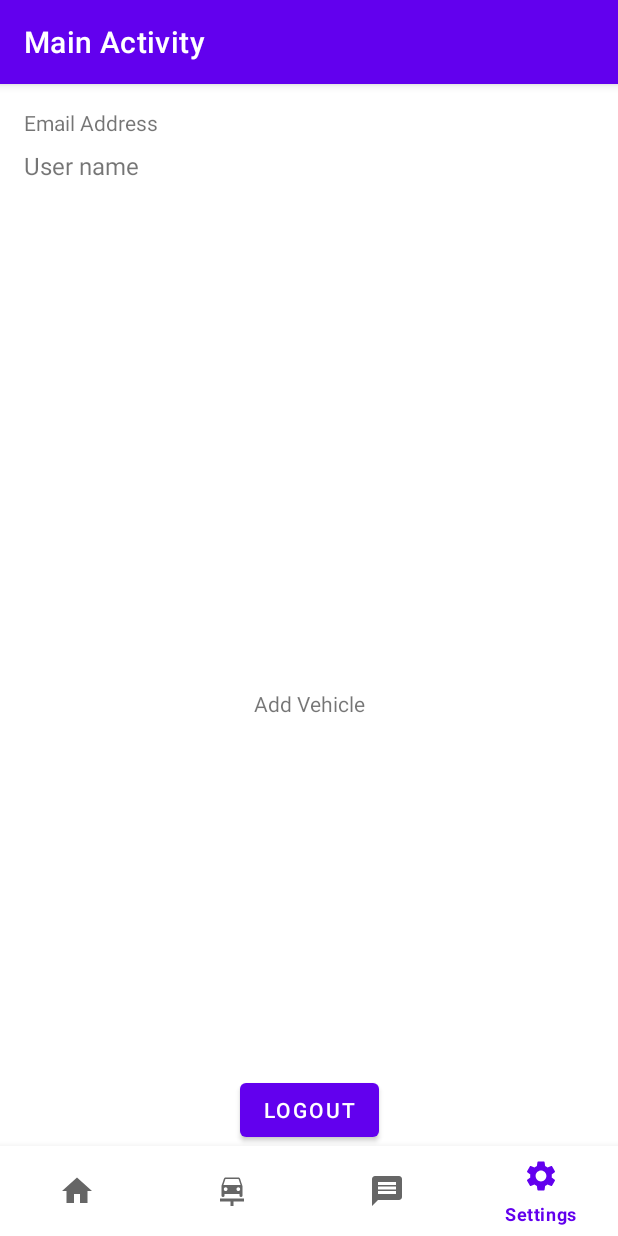
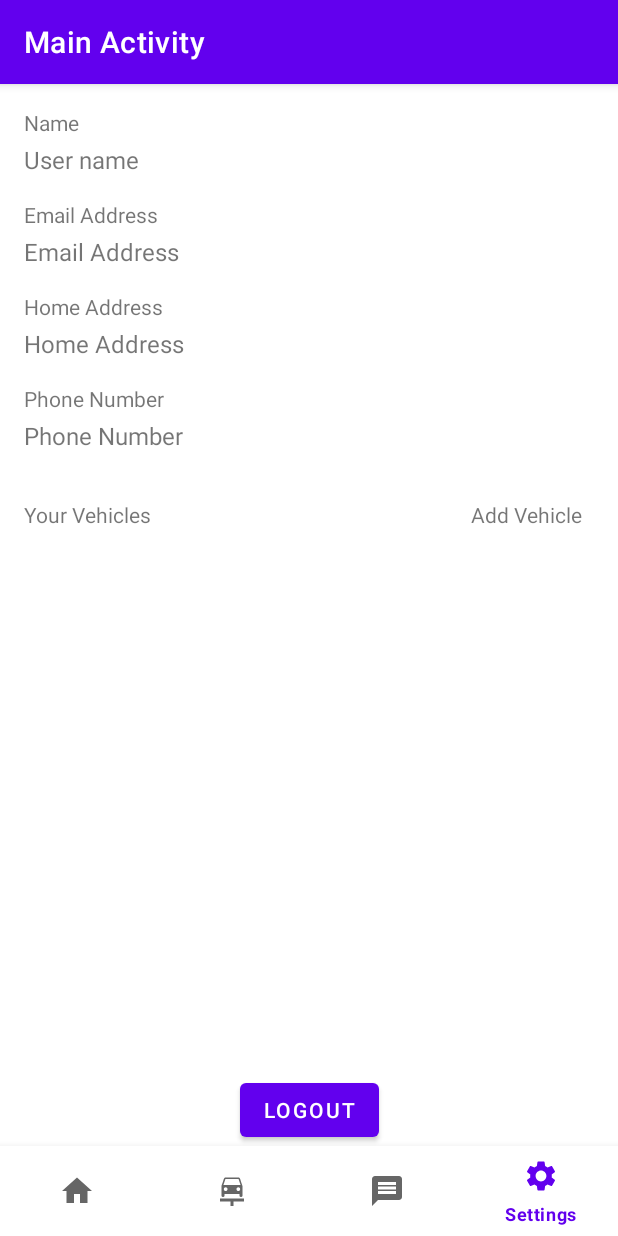
Before and after one commit to marifoglu/On-Road-Vehicle-Breakdown-Help-Assistant, an Android app: the screen it shows after launch once a user with an empty profile is signed in (MainActivity), item 4 of the bottom bar chosen, on a phone screen of 412 x 824 dp. Run offline under Robolectric (Android 15) with nearby library versions, the phone set to English and light mode, and no system bars; our stand-ins replace Firebase (no records; nobody signed in at launch, a user with empty details on screens opened directly).

Commit message:
Recycler view added for vehicle list

```diff
--- a/app/src/main/java/com/darth/on_road_vehicle_breakdown_help/view/MainActivity.kt
+++ b/app/src/main/java/com/darth/on_road_vehicle_breakdown_help/view/MainActivity.kt
@@ -59,7 +59,7 @@ class MainActivity : AppCompatActivity() {
     }
 
     private fun setCurrentFragment(fragment: Fragment) {
-        if (isFragmentChangeAllowed()) {
+        if (!isFinishing && isFragmentChangeAllowed()) {
             supportFragmentManager.beginTransaction().apply {
                 replace(R.id.frameLayoutID, fragment)
                 commit()
--- a/app/src/main/java/com/darth/on_road_vehicle_breakdown_help/view/SettingsFragment.kt
+++ b/app/src/main/java/com/darth/on_road_vehicle_breakdown_help/view/SettingsFragment.kt
@@ -8,11 +8,16 @@ import android.view.LayoutInflater
 import android.view.View
 import android.view.ViewGroup
 import android.widget.Button
-import androidx.fragment.app.FragmentManager
+import android.widget.Toast
+import androidx.recyclerview.widget.LinearLayoutManager
 import com.darth.on_road_vehicle_breakdown_help.R
 import com.darth.on_road_vehicle_breakdown_help.databinding.FragmentSettingsBinding
+import com.darth.on_road_vehicle_breakdown_help.view.adapter.VehicleAdapter
 import com.darth.on_road_vehicle_breakdown_help.view.login.LandingPage
+import com.darth.on_road_vehicle_breakdown_help.view.model.Vehicle
 import com.google.firebase.auth.FirebaseAuth
+import com.google.firebase.firestore.FirebaseFirestore
+import com.google.firebase.storage.FirebaseStorage
 
 
 class SettingsFragment : Fragment() {
@@ -20,11 +25,15 @@ class SettingsFragment : Fragment() {
     private var _binding: FragmentSettingsBinding? = null
     private val binding get() = _binding!!
     private lateinit var auth: FirebaseAuth
+    private lateinit var db: FirebaseFirestore
+    private lateinit var vehicleArrayList : ArrayList<Vehicle>
+    private lateinit var vehicleAdapter : VehicleAdapter
 
     override fun onCreate(savedInstanceState: Bundle?) {
         super.onCreate(savedInstanceState)
 
         auth = FirebaseAuth.getInstance()
+        db = FirebaseFirestore.getInstance()
 
     }
 
@@ -35,8 +44,12 @@ class SettingsFragment : Fragment() {
         // Inflate the layout for this fragment
         _binding = FragmentSettingsBinding.inflate(inflater, container, false)
 
+        vehicleArrayList = ArrayList()
+        vehicleAdapter = VehicleAdapter(vehicleArrayList)
+        binding.vehicleRecyclerView.layoutManager = LinearLayoutManager(requireContext())
+        binding.vehicleRecyclerView.adapter = vehicleAdapter
 
-
+        getVehicles()
 
         binding.addVehicleText.setOnClickListener {
             val dialog = VehicleRegistrationFragment()
@@ -64,6 +77,35 @@ class SettingsFragment : Fragment() {
 
         return binding.root
     }
+
+    private fun getVehicles(){
+        db.collection("Vehicles").addSnapshotListener { value, error ->
+
+            if (error != null){
+                Toast.makeText(requireContext(), error.localizedMessage, Toast.LENGTH_SHORT).show()
+            }else{
+                if (value != null){
+                    if (!value.isEmpty){
+
+                        val documents = value.documents
+
+                        for (document in documents){
+
+                            //casting
+                            val vehicleManufacturer = document.get("vehicleManufacturer") as String
+                            val vehicleModel = document.get("vehicleModel") as String
+                            val vehicleYear = document.get("vehicleYear") as String
+
+                            val vehicle = Vehicle(vehicleManufacturer,vehicleModel,vehicleYear)
+                            vehicleArrayList.add(vehicle)
+                        }
+                        vehicleAdapter.notifyDataSetChanged()
+                    }
+                }
+            }
+
+        }
+    }
     private fun logout(view: View) {
         FirebaseAuth.getInstance().signOut()
         startActivity(Intent(requireContext(), LandingPage::class.java))
--- /dev/null
+++ b/app/src/main/java/com/darth/on_road_vehicle_breakdown_help/view/model/Vehicle.kt
@@ -0,0 +1,3 @@
+package com.darth.on_road_vehicle_breakdown_help.view.model
+
+data class Vehicle(val vehicleManufacturer: String, val vehicleModel : String, val vehicleYear : String)
--- a/app/src/main/res/layout/fragment_settings.xml
+++ b/app/src/main/res/layout/fragment_settings.xml
@@ -18,7 +18,7 @@
             android:layout_height="wrap_content"
             android:layout_marginStart="16dp"
             android:layout_marginTop="16dp"
-            android:text="Email Address"
+            android:text="Name"
             app:layout_constraintStart_toStartOf="parent"
             app:layout_constraintTop_toTopOf="parent" />
 
@@ -27,26 +27,91 @@
             android:id="@+id/userNameText"
             android:layout_width="wrap_content"
             android:layout_height="wrap_content"
-            android:layout_marginTop="8dp"
+            android:layout_marginTop="4dp"
             android:text="User name"
             android:textSize="16sp"
             app:layout_constraintStart_toStartOf="@+id/userNameLabel"
             app:layout_constraintTop_toBottomOf="@+id/userNameLabel" />
 
 
+        <TextView
+            android:id="@+id/userEmailLabel"
+            android:layout_width="wrap_content"
+            android:layout_height="wrap_content"
+            android:layout_marginTop="16dp"
+            android:text="Email Address"
+            app:layout_constraintStart_toStartOf="@+id/userNameText"
+            app:layout_constraintTop_toBottomOf="@+id/userNameText" />
+
+        <TextView
+            android:id="@+id/userEmailText"
+            android:layout_width="wrap_content"
+            android:layout_height="wrap_content"
+            android:layout_marginTop="4dp"
+            android:text="Email Address"
+            android:textSize="16sp"
+            app:layout_constraintStart_toStartOf="@+id/userEmailLabel"
+            app:layout_constraintTop_toBottomOf="@+id/userEmailLabel" />
+
+
+        <TextView
+            android:id="@+id/userHomeAddressLabel"
+            android:layout_width="wrap_content"
+            android:layout_height="wrap_content"
+            android:layout_marginTop="16dp"
+            android:text="Home Address"
+            app:layout_constraintStart_toStartOf="@+id/userEmailText"
+            app:layout_constraintTop_toBottomOf="@+id/userEmailText" />
+
+        <TextView
+            android:id="@+id/userHomeAddressText"
+            android:layout_width="wrap_content"
+            android:layout_height="wrap_content"
+            android:layout_marginTop="4dp"
+            android:text="Home Address"
+            android:textSize="16sp"
+            app:layout_constraintStart_toStartOf="@+id/userHomeAddressLabel"
+            app:layout_constraintTop_toBottomOf="@+id/userHomeAddressLabel" />
 
 
 
+        <TextView
+            android:id="@+id/userPhoneLabel"
+            android:layout_width="wrap_content"
+            android:layout_height="wrap_content"
+            android:layout_marginTop="16dp"
+            android:text="Phone Number"
+            app:layout_constraintStart_toStartOf="@+id/userHomeAddressText"
+            app:layout_constraintTop_toBottomOf="@+id/userHomeAddressText" />
+
+        <TextView
+            android:id="@+id/userPhoneText"
+            android:layout_width="wrap_content"
+            android:layout_height="wrap_content"
+            android:layout_marginTop="4dp"
+            android:text="Phone Number"
+            android:textSize="16sp"
+            app:layout_constraintStart_toStartOf="@+id/userPhoneLabel"
+            app:layout_constraintTop_toBottomOf="@+id/userPhoneLabel" />
+
+        <TextView
+            android:id="@+id/vehicleList"
+            android:layout_width="wrap_content"
+            android:layout_height="wrap_content"
+            android:layout_marginTop="32dp"
+            android:text="Your Vehicles"
+            app:layout_constraintStart_toStartOf="@+id/userPhoneText"
+            app:layout_constraintTop_toBottomOf="@+id/userPhoneText" />
 
         <TextView
             android:id="@+id/addVehicleText"
             android:layout_width="wrap_content"
             android:layout_height="wrap_content"
-            android:layout_marginTop="403dp"
+            android:layout_marginTop="32dp"
+            android:layout_marginEnd="24dp"
             android:text="@string/add_vehicle"
             app:layout_constraintEnd_toEndOf="parent"
-            app:layout_constraintStart_toStartOf="parent"
-            app:layout_constraintTop_toTopOf="parent" />
+            app:layout_constraintTop_toBottomOf="@+id/userPhoneText" />
 
         <com.google.android.material.button.MaterialButton
             android:id="@+id/button3"
@@ -58,6 +123,25 @@
             app:layout_constraintEnd_toEndOf="parent"
             app:layout_constraintStart_toStartOf="parent" />
 
+        <androidx.constraintlayout.widget.ConstraintLayout
+            android:layout_width="match_parent"
+            android:layout_height="300dp"
+            android:layout_marginTop="8dp"
+            app:layout_constraintTop_toBottomOf="@+id/vehicleList"
+            tools:layout_editor_absoluteX="-16dp">
 
+            <androidx.recyclerview.widget.RecyclerView
+                android:id="@+id/vehicleRecyclerView"
+                android:layout_width="409dp"
+                android:layout_height="298dp"
+                android:layout_marginStart="16dp"
+                android:layout_marginTop="1dp"
+                android:layout_marginEnd="16dp"
+                android:layout_marginBottom="1dp"
+                app:layout_constraintBottom_toBottomOf="parent"
+                app:layout_constraintEnd_toEndOf="parent"
+                app:layout_constraintStart_toStartOf="parent"
+                app:layout_constraintTop_toTopOf="parent" />
+        </androidx.constraintlayout.widget.ConstraintLayout>
     </androidx.constraintlayout.widget.ConstraintLayout>
 </FrameLayout>
--- a/app/src/main/res/values/colors.xml
+++ b/app/src/main/res/values/colors.xml
@@ -7,4 +7,7 @@
     <color name="teal_700">#FF018786</color>
     <color name="black">#FF000000</color>
     <color name="white">#FFFFFFFF</color>
+
+    <color name="light_grey">#f2f2f2</color>
+    <color name="medium_grey">#e6e6e6</color>
 </resources>
```
Also changed, not shown: app/src/main/java/com/darth/on_road_vehicle_breakdown_help/view/adapter/VehicleAdapter.kt (added, +35 -0 lines), app/src/main/res/layout/car_row.xml (added, +38 -0 lines).
